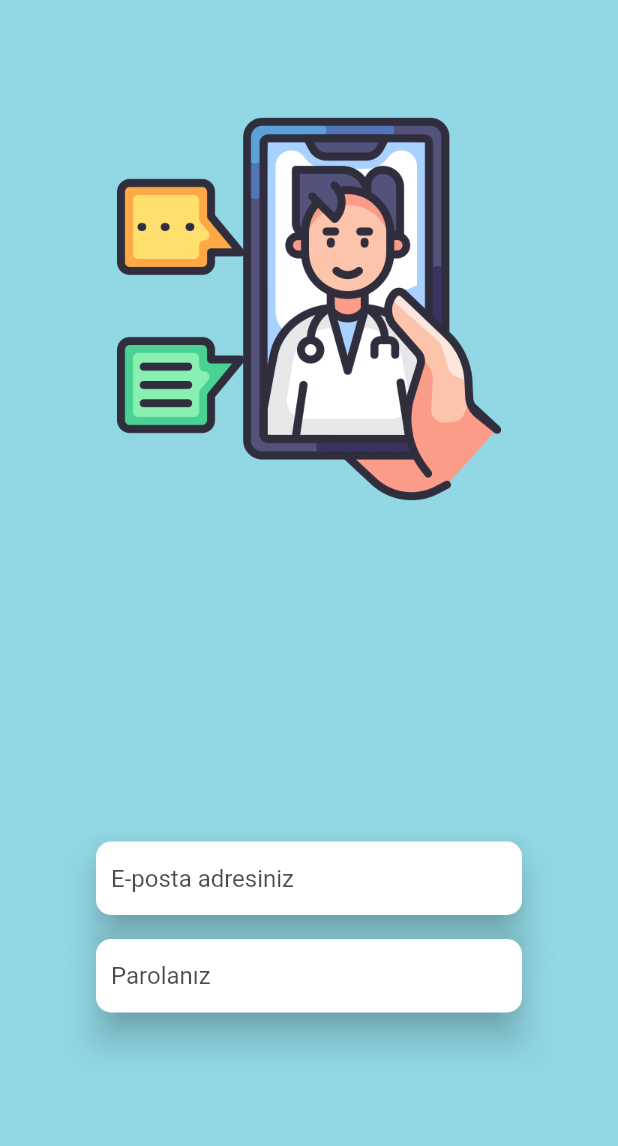
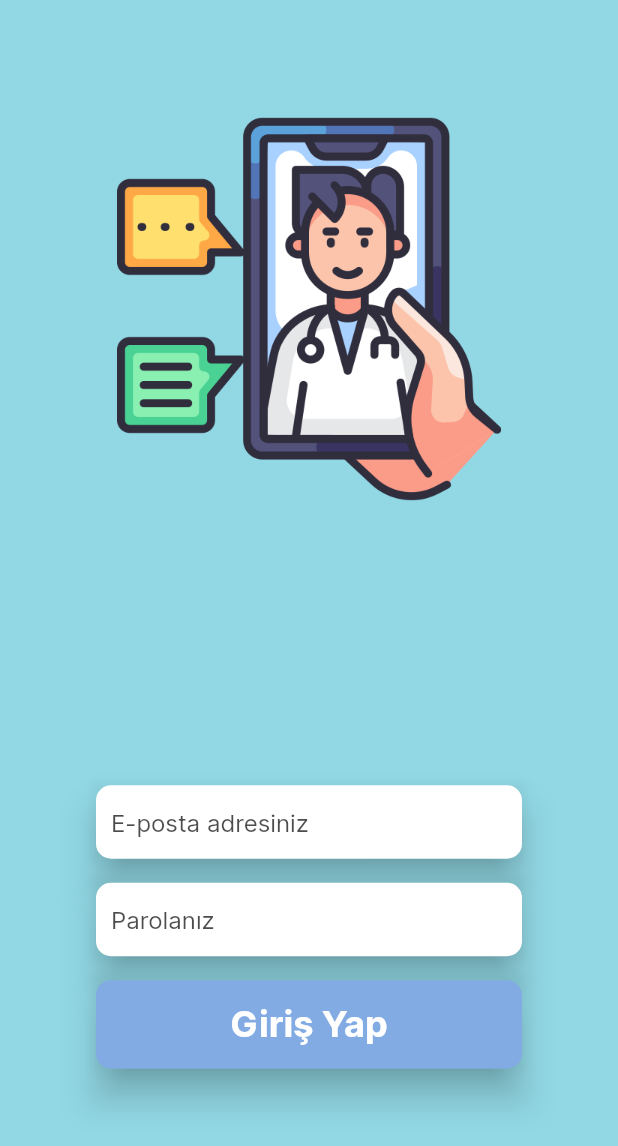
Before and after one commit to hellodoc-omu/mobile, a Flutter app: the screen it shows after launch, on a phone screen of 412 x 824 dp. Shown: the top 1146 px of the screen. Run offline on Flutter 3.47's test engine with Material 2 defaults, Android fonts, the light colour scheme and no system bars.

Commit message:
feat: Inter fontu yuklendi ve CustomButton olusturuldu

```diff
--- a/lib/main.dart
+++ b/lib/main.dart
@@ -14,6 +14,7 @@
     return MaterialApp(
       title: 'Hellodoc',
       theme: ThemeData(
+        fontFamily: 'Inter',
         primaryColor: colors["primary"],
       ),
       home: const LoginScreen(),
--- a/lib/screens/login_screen.dart
+++ b/lib/screens/login_screen.dart
@@ -1,5 +1,6 @@
 import 'package:flutter/material.dart';
 import 'package:hellodoc/helpers/variable_breakpoints.dart';
+import 'package:hellodoc/widgets/custom_button.dart';
 import 'package:hellodoc/widgets/logo.dart';
 import 'package:hellodoc/widgets/textbox.dart';
 
@@ -38,6 +39,11 @@
             controller: passwordController,
             validator: (v) => null,
           ),
+          const SizedBox(height: 16),
+          CustomButton(
+            onTap: () {},
+            innerText: "Giriş Yap",
+          ),
         ],
       ),
     );
--- /dev/null
+++ b/lib/utilities/utilities.dart
@@ -0,0 +1,8 @@
+import 'package:flutter/material.dart';
+
+Widget bindTapEventToWidget(Widget w, Function() f) {
+  return GestureDetector(
+    onTap: f,
+    child: w,
+  );
+}
--- /dev/null
+++ b/lib/widgets/custom_button.dart
@@ -0,0 +1,74 @@
+import 'package:flutter/material.dart';
+import 'package:hellodoc/utilities/utilities.dart';
+
+class CustomButton extends StatefulWidget {
+  const CustomButton({
+    super.key,
+    required this.onTap,
+    required this.innerText,
+    this.innerTextColor = Colors.white,
+    this.innerTextSize = 24,
+    this.innerTextWeight = FontWeight.w700,
+    this.innerTextPaddingV = 15,
+    this.fitWidth = false,
+    this.bgColor = const Color(0xFF82AAE3),
+    this.shadowWidth = 10,
+    this.borderRadius = 10,
+  });
+
+  final Function() onTap;
+
+  final String innerText;
+  final Color innerTextColor;
+  final double innerTextSize;
+  final FontWeight innerTextWeight;
+
+  final double innerTextPaddingV;
+
+  final bool fitWidth;
+
+  final Color bgColor;
+  final double shadowWidth;
+  final double borderRadius;
+
+  @override
+  State<CustomButton> createState() => _CustomButton();
+}
+
+class _CustomButton extends State<CustomButton> {
+  @override
+  Widget build(BuildContext context) {
+    var textStyle = TextStyle(
+      color: widget.innerTextColor,
+      fontSize: widget.innerTextSize,
+      fontWeight: widget.innerTextWeight,
+    );
+
+    var text = Text(
+      widget.innerText,
+      style: textStyle,
+    );
+
+    var button = Container(
+      padding: EdgeInsets.symmetric(vertical: widget.innerTextPaddingV),
+      decoration: BoxDecoration(
+        color: widget.bgColor,
+        borderRadius: BorderRadius.circular(widget.borderRadius),
+      ),
+      child: Center(child: text),
+    );
+
+    var buttonWithShadow = Material(
+      color: Colors.transparent,
+      elevation: widget.shadowWidth,
+      child: widget.fitWidth
+          ? SizedBox(
+              width: double.infinity,
+              child: button,
+            )
+          : button,
+    );
+
+    return bindTapEventToWidget(buttonWithShadow, widget.onTap);
+  }
+}
```
Also changed, not shown: assets/fonts/inter/OFL.txt (added, +93 -0 lines), pubspec.yaml (+21 -11 lines), assets/fonts/inter/Inter-Black.ttf (added), assets/fonts/inter/Inter-Bold.ttf (added), assets/fonts/inter/Inter-ExtraBold.ttf (added), assets/fonts/inter/Inter-ExtraLight.ttf (added), assets/fonts/inter/Inter-Light.ttf (added), assets/fonts/inter/Inter-Medium.ttf (added), assets/fonts/inter/Inter-Regular.ttf (added), assets/fonts/inter/Inter-SemiBold.ttf (added), assets/fonts/inter/Inter-Thin.ttf (added).
